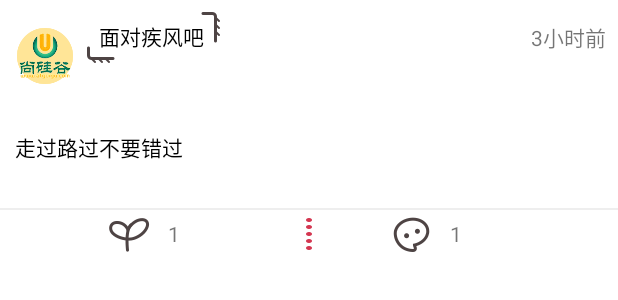
After one commit to hejian65644955/guigushangcheng, an Android app: the layout item_hotpost_listview.xml on its own in the app's theme, with its tools: preview values and no code run, on a phone screen of 412 x 824 dp. The commit adds this screen. Shown: the top 300 px of the screen. Run offline under Robolectric (Android 15) with nearby library versions, the phone set to English and light mode, and no system bars.

Commit message:
设置适配器HotPostViewAdapter

```diff
--- /dev/null
+++ b/app/src/main/res/drawable/is_essence_shape.xml
@@ -0,0 +1,6 @@
+<?xml version="1.0" encoding="utf-8"?>
+<shape xmlns:android="http://schemas.android.com/apk/res/android"
+    android:shape="rectangle">
+    <solid android:color="@android:color/holo_orange_light" />
+    <corners android:radius="5dp" />
+</shape>
--- /dev/null
+++ b/app/src/main/res/drawable/is_hot_shape.xml
@@ -0,0 +1,6 @@
+<?xml version="1.0" encoding="utf-8"?>
+<shape xmlns:android="http://schemas.android.com/apk/res/android"
+    android:shape="rectangle">
+    <solid android:color="@android:color/holo_orange_dark" />
+    <corners android:radius="5dp" />
+</shape>
--- /dev/null
+++ b/app/src/main/res/drawable/is_top_shape.xml
@@ -0,0 +1,6 @@
+<?xml version="1.0" encoding="utf-8"?>
+<shape xmlns:android="http://schemas.android.com/apk/res/android"
+    android:shape="rectangle">
+    <solid android:color="#ff0000" />
+    <corners android:radius="5dp" />
+</shape>
--- /dev/null
+++ b/app/src/main/res/layout/item_hotpost_listview.xml
@@ -0,0 +1,114 @@
+<?xml version="1.0" encoding="utf-8"?>
+<RelativeLayout xmlns:android="http://schemas.android.com/apk/res/android"
+    android:layout_width="match_parent"
+    android:layout_height="match_parent"
+    android:background="#ffffff">
+
+    <RelativeLayout
+        android:id="@+id/rl"
+        android:layout_width="match_parent"
+        android:layout_height="50dp"
+        android:layout_marginLeft="50dp"
+        android:padding="8dp">
+
+        <TextView
+            android:id="@+id/tv_hot_username"
+            android:layout_width="wrap_content"
+            android:layout_height="wrap_content"
+            android:layout_centerVertical="true"
+            android:background="@drawable/community_user_name_bg"
+            android:gravity="center"
+            android:text="面对疾风吧"
+            android:textColor="#000000" />
+
+        <TextView
+            android:id="@+id/tv_hot_addtime"
+            android:layout_width="wrap_content"
+            android:layout_height="wrap_content"
+            android:layout_alignParentRight="true"
+            android:layout_centerVertical="true"
+            android:gravity="center"
+            android:text="3小时前" />
+    </RelativeLayout>
+
+    <ImageView
+        android:id="@+id/iv_new_post_avatar"
+        android:layout_width="40dp"
+        android:layout_height="40dp"
+        android:layout_marginLeft="10dp"
+        android:layout_marginTop="17dp"
+        android:src="@drawable/new_user_icon" />
+
+
+    <LinearLayout
+        android:layout_width="match_parent"
+        android:layout_height="wrap_content"
+        android:layout_below="@+id/iv_new_post_avatar"
+        android:layout_marginTop="10dp"
+        android:orientation="vertical">
+
+        <ImageView
+            android:id="@+id/iv_hot_figure"
+            android:layout_width="match_parent"
+            android:layout_height="wrap_content" />
+
+        <!--添加各种，置顶，精华，热门的布局-->
+        <LinearLayout
+            android:id="@+id/ll_hot_post"
+            android:layout_width="match_parent"
+            android:layout_height="wrap_content"
+            android:layout_marginTop="10dp"
+            android:orientation="horizontal" />
+
+        <TextView
+            android:id="@+id/tv_hot_saying"
+            android:layout_width="match_parent"
+            android:layout_height="wrap_content"
+            android:padding="10dp"
+            android:text="走过路过不要错过"
+            android:textColor="#000000" />
+
+        <View
+            android:layout_width="match_parent"
+            android:layout_height="1dp"
+            android:layout_marginTop="20dp"
+            android:background="#11000000" />
+
+        <LinearLayout
+            android:layout_width="match_parent"
+            android:layout_height="wrap_content"
+            android:gravity="center"
+            android:orientation="horizontal">
+
+            <TextView
+                android:id="@+id/tv_hot_likes"
+                android:layout_width="0dp"
+                android:layout_height="wrap_content"
+                android:layout_marginLeft="70dp"
+                android:layout_weight="1"
+                android:drawableLeft="@drawable/community_like_icon"
+                android:drawablePadding="10dp"
+                android:gravity="center_vertical"
+                android:text="1" />
+
+            <ImageView
+                android:layout_width="wrap_content"
+                android:layout_height="wrap_content"
+                android:layout_centerInParent="true"
+                android:background="@drawable/community_mid_line" />
+
+            <TextView
+                android:id="@+id/tv_hot_comments"
+                android:layout_width="0dp"
+                android:layout_height="wrap_content"
+                android:layout_alignParentRight="true"
+                android:layout_marginRight="70dp"
+                android:layout_weight="1"
+                android:drawableLeft="@drawable/community_comment_icon"
+                android:drawablePadding="10dp"
+                android:gravity="center_vertical"
+                android:paddingLeft="50dp"
+                android:text="1" />
+        </LinearLayout>
+    </LinearLayout>
+</RelativeLayout>
```
Also changed, not shown: app/src/main/java/com/atguigu/guigushangcheng/community/adapter/HotPostListViewAdapter.java (added, +169 -0 lines), app/src/main/java/com/atguigu/guigushangcheng/community/bean/HotPostBean.java (added, +190 -0 lines), app/src/main/java/com/atguigu/guigushangcheng/community/fragment/HotPostFragment.java (+65 -10 lines), app/src/main/res/layout/fragment_hot_post.xml (added, +15 -0 lines).
